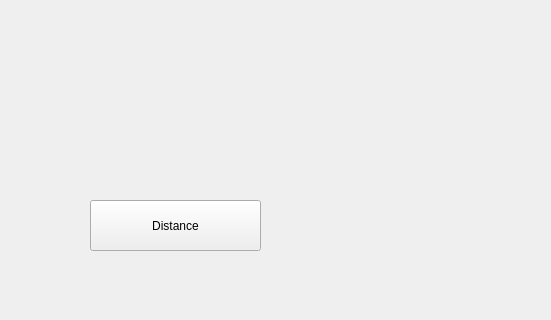
Above: colour_detection_ui.ui from RhysEvan/MedBot before the change; both pictures show x 0 to 551 and y 510 to 830 of the 1101 by 830 pixel window. Below: the same form after it.
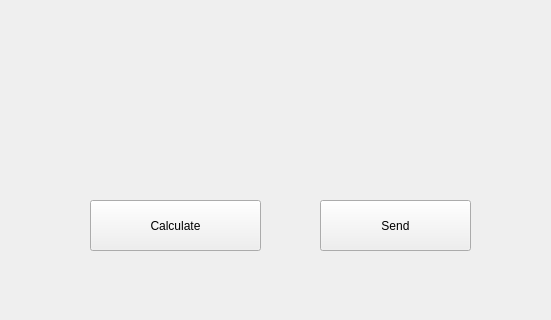
That is the form after the change.

What changed in the file:
```diff
--- a/colour_detection_ui.ui
+++ b/colour_detection_ui.ui
@@ -43,7 +43,20 @@
      </rect>
     </property>
     <property name="text">
-     <string>Distance</string>
+     <string>Calculate</string>
+    </property>
+   </widget>
+   <widget class="QPushButton" name="sending">
+    <property name="geometry">
+     <rect>
+      <x>320</x>
+      <y>710</y>
+      <width>151</width>
+      <height>51</height>
+     </rect>
+    </property>
+    <property name="text">
+     <string>Send</string>
     </property>
    </widget>
   </widget>
```
